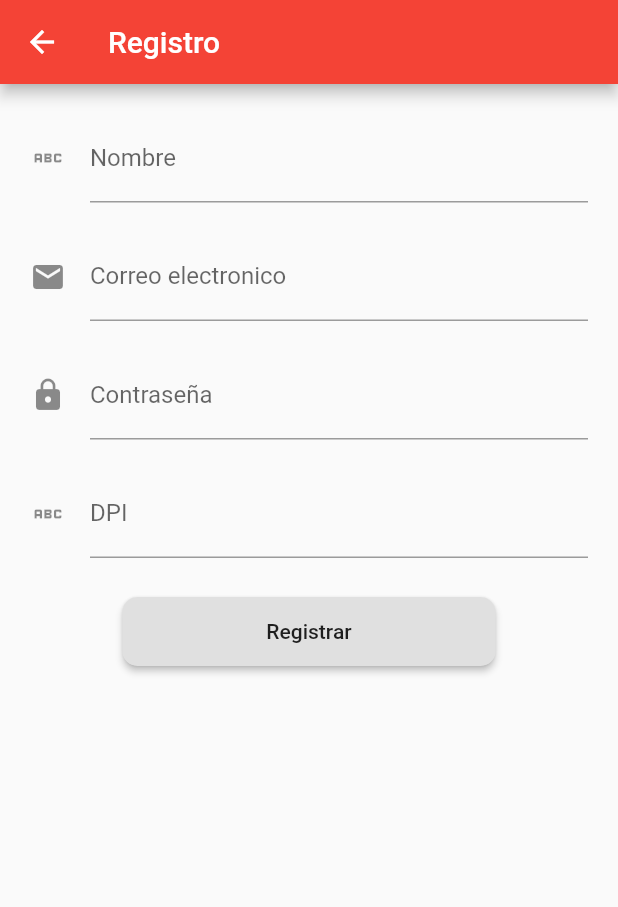
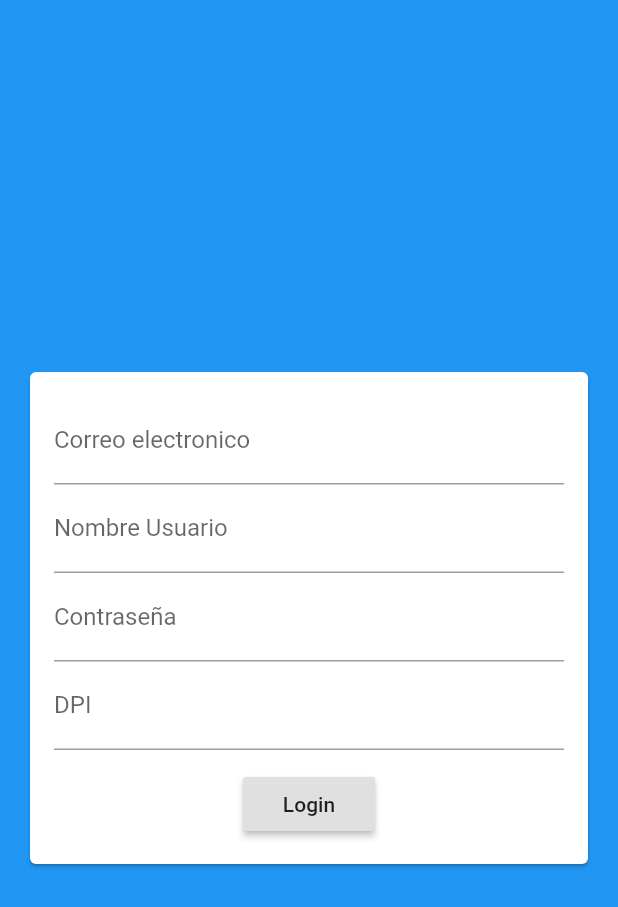
Before and after one commit to Racso1624/AlChilazo, a Flutter app: the Registro screen opened directly, on a phone screen of 412 x 824 dp. Shown: the top 907 px of the screen. Run offline on Flutter 3.47's test engine with Material 2 defaults, Android fonts, the phone set to English and light mode, and no system bars; our stand-ins replace firebase_auth; accounts and stored records are empty.

Commit message:
trabajando en la parte de guardar los usuarios en firebase, se borro todo lo que habia de registrar para hacerlo de nuevo

```diff
--- a/alchilazo/lib/registro_usuario.dart
+++ b/alchilazo/lib/registro_usuario.dart
@@ -1,5 +1,6 @@
 import 'package:alchilazo/pantalla_home.dart';
 import 'package:flutter/material.dart';
+import 'package:firebase_auth/firebase_auth.dart';
 
 class Registro extends StatefulWidget {
   static String id = 'registro_usuario';
@@ -9,133 +10,114 @@ class Registro extends StatefulWidget {
 }
 
 class _RegistroState extends State<Registro> {
+  final _auth = FirebaseAuth.instance;
+  final _formKey = GlobalKey<FormState>();
+  String _userEmail = '';
+  String _userName = '';
+  String _userPassword = '';
+  String _userDPI = '';
+
+  void _trySubmit() {
+    final isValid = _formKey.currentState!.validate();
+    FocusScope.of(context).unfocus();
+
+    if (isValid) {
+      _formKey.currentState?.save();
+      print(_userEmail);
+      print(_userName);
+      print(_userPassword);
+      print(_userDPI);
+    }
+  }
+
   @override
   Widget build(BuildContext context) {
-    return SafeArea(
-        child: Scaffold(
-      appBar: AppBar(
-        title: Text("Registro"),
-        backgroundColor: Colors.red,
+    return Scaffold(
+      backgroundColor: Theme.of(context).primaryColor,
+      body: Center(
+        child: Card(
+          margin: EdgeInsets.all(20),
+          child: SingleChildScrollView(
+            child: Padding(
+              padding: EdgeInsets.all(16),
+              child: Form(
+                key: _formKey,
+                child: Column(
+                  mainAxisSize: MainAxisSize.min,
+                  children: <Widget>[
+                    TextFormField(
+                      validator: (value) {
+                        if (value!.isEmpty || !value.contains('@')) {
+                          return 'Ingresse un correo valido';
+                        }
+                        return null;
+                      },
+                      keyboardType: TextInputType.emailAddress,
+                      decoration: InputDecoration(
+                        labelText: 'Correo electronico',
                       ),
-      body: Center(
-        child: Column(
-          children: [
-            SizedBox(
-              height: 20.0,
+                      onSaved: (value) {
+                        _userEmail = value!;
+                      },
                     ),
-            _nameTextField(),
-            SizedBox(
-              height: 20.0,
+                    TextFormField(
+                      validator: (value) {
+                        if (value!.isEmpty || value.length < 4) {
+                          return 'el nombre de usuario debe de ser de minimo 4 caracteres';
+                        }
+                        return null;
+                      },
+                      keyboardType: TextInputType.emailAddress,
+                      decoration: InputDecoration(
+                        labelText: 'Nombre Usuario',
                       ),
-            _emailTextField(),
-            SizedBox(
-              height: 20.0,
+                      onSaved: (value) {
+                        _userName = value!;
+                      },
                     ),
-            _passwordTextField(),
-            SizedBox(
-              height: 20.0,
+                    TextFormField(
+                      validator: (value) {
+                        if (value!.isEmpty || value.length < 7) {
+                          return 'la contraseña debe de ser de minimo 7 caracteres';
+                        }
+                        return null;
+                      },
+                      keyboardType: TextInputType.emailAddress,
+                      decoration: InputDecoration(
+                        labelText: 'Contraseña',
                       ),
-            _dpiTextField(),
-            SizedBox(
-              height: 25.0,
+                      obscureText: true,
+                      onSaved: (value) {
+                        _userPassword = value!;
+                      },
                     ),
-            _buttonRegistrar(),
+                    TextFormField(
+                      validator: (value) {
+                        if (value!.isEmpty || value.length < 13) {
+                          return 'El DPI tiene 13 numeros';
+                        }
+                        return null;
+                      },
+                      keyboardType: TextInputType.emailAddress,
+                      decoration: InputDecoration(
+                        labelText: 'DPI',
+                      ),
+                      onSaved: (value) {
+                        _userDPI = value!;
+                      },
+                    ),
+                    SizedBox(height: 12),
+                    RaisedButton(
+                      child: Text('Login'),
+                      onPressed: _trySubmit,
+                    ),
                   ],
                 ),
               ),
-    ));
-  }
-
-  Widget _nameTextField() {
-    return StreamBuilder(
-        builder: (BuildContext context, AsyncSnapshot snapshot) {
-      return Container(
-        padding: EdgeInsets.symmetric(horizontal: 20.0),
-        child: TextField(
-          keyboardType: TextInputType.emailAddress,
-          decoration: InputDecoration(
-            icon: Icon(Icons.abc),
-            hintText: 'Ejemplo: Juan/Juana',
-            labelText: 'Nombre',
             ),
-          //Variable que recibirá el correo
-          onChanged: (value) {},
+          ),
+        ),
       ),
     );
-    });
-  }
-
-  Widget _emailTextField() {
-    return StreamBuilder(
-        builder: (BuildContext context, AsyncSnapshot snapshot) {
-      return Container(
-        padding: EdgeInsets.symmetric(horizontal: 20.0),
-        child: TextField(
-          keyboardType: TextInputType.emailAddress,
-          decoration: InputDecoration(
-            icon: Icon(Icons.email),
-            hintText: 'ejemplo@correo.com',
-            labelText: 'Correo electronico',
-          ),
-          //Variable que recibirá el correo
-          onChanged: (value) {},
-        ),
-      );
-    });
-  }
-
-  Widget _passwordTextField() {
-    return StreamBuilder(
-        builder: (BuildContext context, AsyncSnapshot snapshot) {
-      return Container(
-        padding: EdgeInsets.symmetric(horizontal: 20.0),
-        child: TextField(
-          keyboardType: TextInputType.emailAddress,
-          decoration: InputDecoration(
-            icon: Icon(Icons.lock),
-            hintText: 'Ejemplo: 123456',
-            labelText: 'Contraseña',
-          ),
-          //Variable que recibirá el correo
-          onChanged: (value) {},
-        ),
-      );
-    });
-  }
-
-  Widget _dpiTextField() {
-    return StreamBuilder(
-        builder: (BuildContext context, AsyncSnapshot snapshot) {
-      return Container(
-        padding: EdgeInsets.symmetric(horizontal: 20.0),
-        child: TextField(
-          keyboardType: TextInputType.emailAddress,
-          decoration: InputDecoration(
-            icon: Icon(Icons.abc),
-            hintText: 'Ejemplo: 123456789',
-            labelText: 'DPI',
-          ),
-          //Variable que recibirá el correo
-          onChanged: (value) {},
-        ),
-      );
-    });
-  }
-
-  Widget _buttonRegistrar() {
-    return StreamBuilder(
-        builder: (BuildContext context, AsyncSnapshot snapshot) {
-      return RaisedButton(
-          child: Container(
-            padding: EdgeInsets.symmetric(horizontal: 80.0, vertical: 15.0),
-            child: Text('Registrar'),
-          ),
-          shape:
-              RoundedRectangleBorder(borderRadius: BorderRadius.circular(10)),
-          onPressed: () {
-            Navigator.push(
-                context, MaterialPageRoute(builder: (context) => HomePage()));
-          });
-    });
   }
 }
--- a/alchilazo/pubspec.yaml
+++ b/alchilazo/pubspec.yaml
@@ -34,6 +34,8 @@ dependencies:
   # The following adds the Cupertino Icons font to your application.
   # Use with the CupertinoIcons class for iOS style icons.
   cupertino_icons: ^1.0.2
+  cloud_firestore: ^3.1.10
+  firebase_auth: ^3.3.12
 
 dev_dependencies:
   flutter_test:
```
Also changed, not shown: alchilazo/pubspec.lock. Lines whose indentation alone changed are shown as unchanged.
